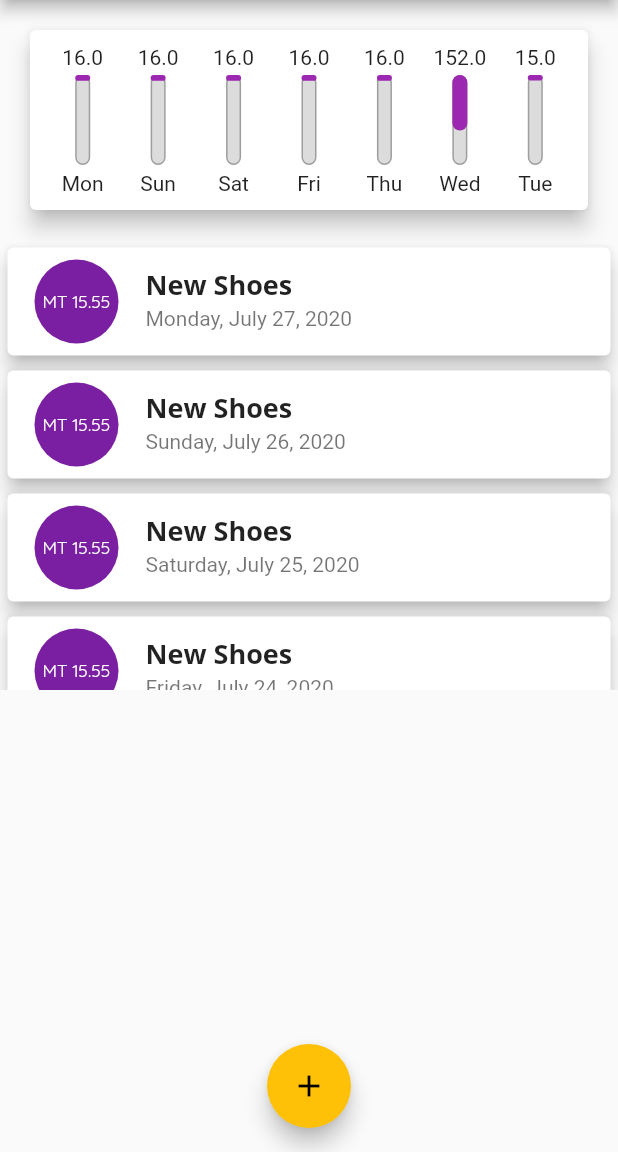
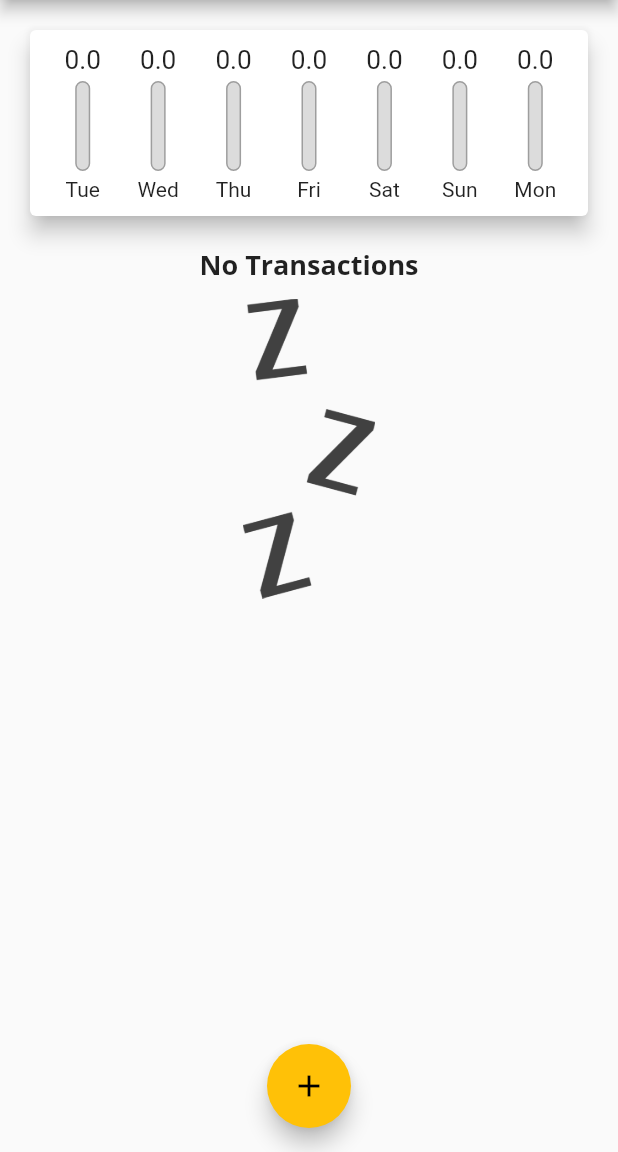
Before and after one commit to Samuel-Bie/expenses_manager, a Flutter app: the screen it shows after launch, on a phone screen of 412 x 824 dp, the part 84-1236 px from its top. Run offline on Flutter 3.47's test engine with Material 2 defaults, Android fonts, the phone set to English and light mode, and no system bars.

```diff
--- a/lib/main.dart
+++ b/lib/main.dart
@@ -48,54 +48,55 @@ class MyHomePage extends StatefulWidget {
 
 class _MyHomePageState extends State<MyHomePage> {
   final List<Transaction> _transactions = [
-    Transaction(
-      id: 't1',
-      title: "New Shoes",
-      amount: 15.55,
-      date: DateTime.now(),
-    ),
-    Transaction(
-      id: 't2',
-      title: "New Shoes",
-      amount: 15.55,
-      date: DateTime.now().subtract(Duration(days: 1)),
-    ),
-    Transaction(
-      id: 't3',
-      title: "New Shoes",
-      amount: 15.55,
-      date: DateTime.now().subtract(Duration(days: 2)),
-    ),
-    Transaction(
-      id: 't4',
-      title: "New Shoes",
-      amount: 15.55,
-      date: DateTime.now().subtract(Duration(days: 3)),
-    ),
-    Transaction(
-      id: 't5',
-      title: "New Shoes",
-      amount: 15.55,
-      date: DateTime.now().subtract(Duration(days: 4)),
-    ),
-    Transaction(
-      id: 't6',
-      title: "New Book",
-      amount: 152.02,
-      date: DateTime.now().subtract(Duration(days: 5)),
-    ),
-    Transaction(
-      id: 't7',
-      title: "New MBP",
-      amount: 15.22,
-      date: DateTime.now().subtract(Duration(days: 6)),
-    ),
-    Transaction(
-      id: 't8',
-      title: "Party",
-      amount: 15.26,
-      date: DateTime.now().subtract(Duration(days: 7)),
-    ),
+    // Transaction(
+    //   id: 't1',
+    //   title: "New Shoes",
+    //   amount: 15.55,
+    //   date: DateTime.now(),
+    // ),
+    // Transaction(
+    //   id: 't2',
+    //   title: "New Shoes",
+    //   amount: 15.55,
+    //   date: DateTime.now().subtract(Duration(days: 1)),
+    // ),
+    // Transaction(
+    //   id: 't3',
+    //   title: "New Shoes",
+    //   amount: 15.55,
+    //   date: DateTime.now().subtract(Duration(days: 2)),
+    // ),
+    // Transaction(
+    //   id: 't4',
+    //   title: "New Shoes",
+    //   amount: 15.55,
+    //   date: DateTime.now().subtract(Duration(days: 3)),
+    // ),
+    // Transaction(
+    //   id: 't5',
+    //   title: "New Shoes",
+    //   amount: 15.55,
+    //   date: DateTime.now().subtract(Duration(days: 4)),
+    // ),
+    // Transaction(
+    //   id: 't6',
+    //   title: "New Book",
+    //   amount: 152.02,
+    //   date: DateTime.now().subtract(Duration(days: 5)),
+    // ),
+    // Transaction(
+    //   id: 't7',
+    //   title: "New MBP",
+    //   amount: 15.22,
+    //   date: DateTime.now().subtract(Duration(days: 6)),
+    // ),
+    // Transaction(
+    //   id: 't8',
+    //   title: "Party",
+    //   amount: 15.26,
+    //   date: DateTime.now().subtract(Duration(days: 7)),
+    // ),
+
   ];
 
   List<Transaction> get _recentTransactions {
--- a/lib/widgets/chart.dart
+++ b/lib/widgets/chart.dart
@@ -21,7 +21,7 @@ class Chart extends StatelessWidget {
         'label': DateFormat.E().format(weekDay),
         'amount': sum.toStringAsFixed(0),
       };
-    });
+    }).reversed.toList();
   }
 
   double get _maxSpending {
--- a/lib/widgets/chart_bar.dart
+++ b/lib/widgets/chart_bar.dart
@@ -10,7 +10,10 @@ class ChartBar extends StatelessWidget {
   Widget build(BuildContext context) {
     return Column(
       children: <Widget>[
-        FittedBox(child: Text("$amount")),
+        Container(
+          height: 20,
+          child: FittedBox(child: Text("$amount")),
+        ),
         SizedBox(
           height: 4,
         ),
```
